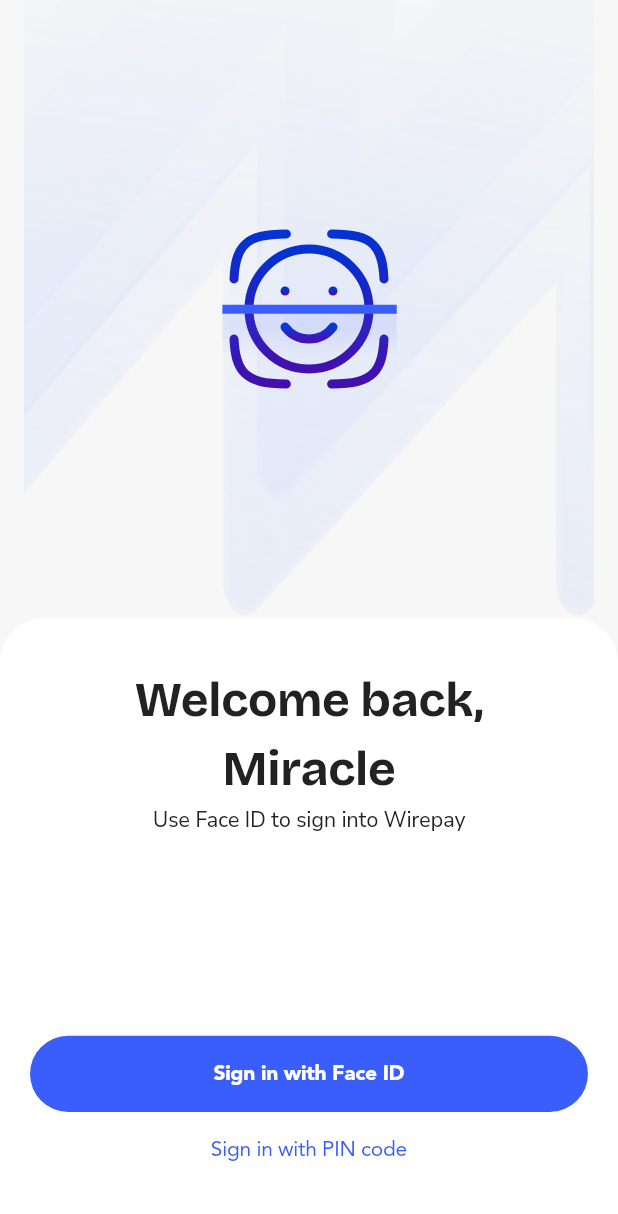
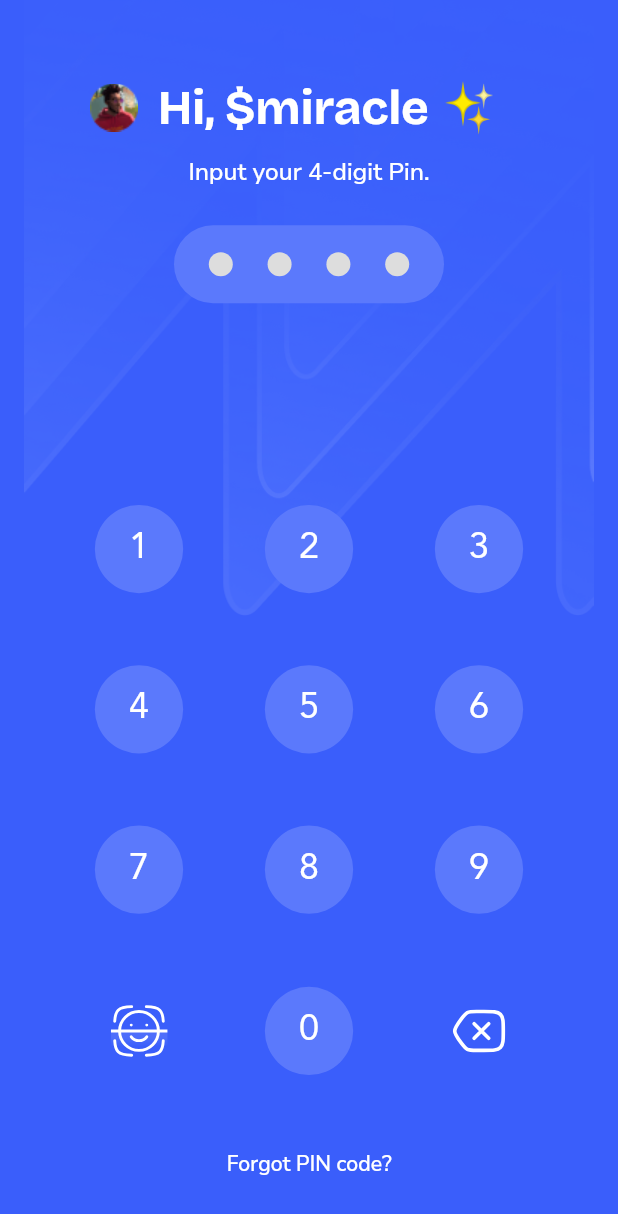
Before and after one commit to Becca-Saka/wirepay, a Flutter app: the screen it shows after launch, after a tap on "Sign in with PIN code", on a phone screen of 412 x 824 dp. Shown: the top 1214 px of the screen. Run offline on Flutter 3.47's test engine with Material 3 defaults, Android fonts, the phone set to English and light mode, and no system bars; our stand-ins replace flutter_screenutil, flutter_svg; project files that could hold a hidden picture were left out.

Commit message:
welcome back view

```diff
--- /dev/null
+++ b/lib/app/app_routes.dart
@@ -0,0 +1,54 @@
+import 'package:flutter/material.dart';
+import 'package:wirepay/home_view.dart';
+import 'package:wirepay/sign_in_view.dart';
+import 'package:wirepay/welcome_back_view.dart';
+
+class AppRoutes {
+  static const String homeView = '/homeView';
+  static const String signIn = '/';
+  static const String welcomeBack = '/onboarding';
+}
+
+class AppRouter {
+  static const String initialRoute = AppRoutes.signIn;
+
+  static Route<dynamic> onGenerateRoute(RouteSettings settings) {
+    switch (settings.name) {
+      case AppRoutes.signIn:
+        return MaterialPageRoute(
+          settings: settings,
+          builder: (context) => const SignInView(),
+        );
+
+      case AppRoutes.welcomeBack:
+        return MaterialPageRoute(
+          settings: settings,
+          builder: (context) => const WelcomeBackView(),
+        );
+      case AppRoutes.homeView:
+        return MaterialPageRoute(
+          settings: settings,
+          builder: (context) => const HomeView(),
+        );
+
+      default:
+        return MaterialPageRoute(
+          settings: settings,
+          builder: (context) => const RouteNotFoundPage(),
+        );
+    }
+  }
+}
+
+class RouteNotFoundPage extends StatelessWidget {
+  const RouteNotFoundPage({super.key});
+
+  @override
+  Widget build(BuildContext context) {
+    return const Scaffold(
+      body: Center(
+        child: Text('Route not found'),
+      ),
+    );
+  }
+}
--- a/lib/home_view.dart
+++ b/lib/home_view.dart
@@ -184,7 +184,7 @@ class _HomeViewState extends State<HomeView> {
                 header: 'Get started',
                 suffix: PayTextButton(
                   text: 'View all steps',
-                  buttonStyle: PayButtonStyle.underlined,
+                  buttonStyle: PayTextButtonStyle.underlined,
                   onPressed: () {},
                 ),
                 child: PayBorder(
@@ -411,7 +411,7 @@ class _HomeViewState extends State<HomeView> {
                                 text: info.buttonText,
                                 padding: EdgeInsets.zero,
                                 suffixIcon: AppIconData.forwardArrow,
-                                buttonStyle: PayButtonStyle.underlined,
+                                buttonStyle: PayTextButtonStyle.underlined,
                                 onPressed: () {},
                               ),
                             ),
--- a/lib/main.dart
+++ b/lib/main.dart
@@ -1,9 +1,8 @@
 import 'package:flutter/material.dart';
 import 'package:flutter_screenutil/flutter_screenutil.dart';
+import 'package:wirepay/app/app_routes.dart';
 import 'package:wirepay/shared/app_colors.dart';
 import 'package:wirepay/shared/app_text_style.dart';
-
-import 'sign_in_view.dart';
 
 void main() {
   runApp(const MainApp());
@@ -20,13 +19,14 @@ class MainApp extends StatelessWidget {
       splitScreenMode: true,
       builder: (_, child) {
         return MaterialApp(
-          home: const SignUpView(),
           debugShowCheckedModeBanner: false,
           title: 'Wirepay',
           theme: ThemeData(
             primaryColor: AppColors.primary,
             fontFamily: AppTextStyle.fontFamily,
           ),
+          initialRoute: AppRouter.initialRoute,
+          onGenerateRoute: AppRouter.onGenerateRoute,
         );
       },
     );
--- a/lib/shared/app_colors.dart
+++ b/lib/shared/app_colors.dart
@@ -16,4 +16,8 @@ class AppColors {
   static const Color grey09 = Color(0xFF1F2937);
   static const Color grey10 = Color(0xFF111827);
   static const Color grey100 = Color(0xFFF2F4F7);
+
+  static const Color blue500 = Color(0xFF5B79FC);
+
+  static const Color disabled = Color(0xFFDDDDDD);
 }
--- a/lib/shared/widgets/app_icons.dart
+++ b/lib/shared/widgets/app_icons.dart
@@ -14,6 +14,7 @@ class AppIconData {
   static const String viewOff = '${_basePath}view_off.svg';
   static const String wirepayIcon = '${_basePath}wirepay_icon.svg';
   static const String forwardArrow = '${_basePath}forward_arrow.svg';
+  static const String delete = '${_basePath}del.svg';
 }
 
 class AppIcons extends StatelessWidget {
--- a/lib/shared/widgets/pay_button.dart
+++ b/lib/shared/widgets/pay_button.dart
@@ -2,6 +2,11 @@ import 'package:flutter/material.dart';
 import 'package:flutter_screenutil/flutter_screenutil.dart';
 import 'package:wirepay/shared/app_colors.dart';
 import 'package:wirepay/shared/app_text_style.dart';
+
+enum PayButtonStyle {
+  normal,
+  circular,
+}
 
 class PayButton extends StatelessWidget {
   final VoidCallback? onPressed;
@@ -16,6 +21,7 @@ class PayButton extends StatelessWidget {
   final TextStyle? style;
   final TextAlign? textAlign;
   final bool expanded;
+  final PayButtonStyle buttonStyle;
   const PayButton({
     super.key,
     required this.text,
@@ -30,6 +36,7 @@ class PayButton extends StatelessWidget {
     this.style,
     this.textAlign,
     this.expanded = true,
+    this.buttonStyle = PayButtonStyle.normal,
   });
 
   @override
@@ -42,13 +49,22 @@ class PayButton extends StatelessWidget {
         style: ElevatedButton.styleFrom(
           elevation: elevation,
           backgroundColor: backgroundColor ?? AppColors.primary,
-          shape: RoundedRectangleBorder(
-              borderRadius: BorderRadius.circular(radius),
-              side: borderColor == null
-                  ? BorderSide.none
-                  : BorderSide(
-                      color: borderColor!,
-                    )),
+          shape: buttonStyle == PayButtonStyle.circular
+              ? CircleBorder(
+                  side: borderColor == null
+                      ? BorderSide.none
+                      : BorderSide(
+                          color: borderColor!,
+                        ),
+                )
+              : RoundedRectangleBorder(
+                  borderRadius: BorderRadius.circular(radius),
+                  side: borderColor == null
+                      ? BorderSide.none
+                      : BorderSide(
+                          color: borderColor!,
+                        ),
+                ),
         ),
         child: Text(
           text,
--- a/lib/shared/widgets/pay_text_button.dart
+++ b/lib/shared/widgets/pay_text_button.dart
@@ -5,7 +5,7 @@ import 'package:wirepay/shared/app_text_style.dart';
 import 'package:wirepay/shared/widgets/app_icons.dart';
 import 'package:wirepay/shared/widgets/app_spacing.dart';
 
-enum PayButtonStyle {
+enum PayTextButtonStyle {
   normal,
   underlined,
 }
@@ -18,7 +18,7 @@ class PayTextButton extends StatelessWidget {
   final Color? textColor;
   final TextStyle? style;
   final TextAlign? textAlign;
-  final PayButtonStyle buttonStyle;
+  final PayTextButtonStyle buttonStyle;
   final EdgeInsets? padding;
   final String? suffixIcon;
   const PayTextButton({
@@ -30,7 +30,7 @@ class PayTextButton extends StatelessWidget {
     this.textColor,
     this.style,
     this.textAlign,
-    this.buttonStyle = PayButtonStyle.normal,
+    this.buttonStyle = PayTextButtonStyle.normal,
     this.padding,
     this.suffixIcon,
   });
@@ -55,13 +55,13 @@ class PayTextButton extends StatelessWidget {
                       fontFamily: AppTextStyle.fontFamilyTertiary,
                       decorationThickness: 2,
                       decorationColor: textColor ?? AppColors.primary,
-                      color: buttonStyle == PayButtonStyle.underlined
+                      color: buttonStyle == PayTextButtonStyle.underlined
                           ? Colors.transparent
                           : textColor ?? AppColors.primary,
-                      decoration: buttonStyle == PayButtonStyle.underlined
+                      decoration: buttonStyle == PayTextButtonStyle.underlined
                           ? TextDecoration.underline
                           : null,
-                      shadows: buttonStyle == PayButtonStyle.underlined
+                      shadows: buttonStyle == PayTextButtonStyle.underlined
                           ? [
                               Shadow(
                                 color: textColor ?? AppColors.primary,
--- /dev/null
+++ b/lib/shared/widgets/pin_input_field.dart
@@ -0,0 +1,86 @@
+import 'package:flutter/material.dart';
+import 'package:wirepay/shared/app_colors.dart';
+
+class PinInputField extends StatefulWidget {
+  final int pinLength;
+  final TextEditingController controller;
+  final ValueChanged<String>? onChanged;
+
+  const PinInputField({
+    super.key,
+    required this.controller,
+    this.pinLength = 4,
+    this.onChanged,
+  });
+
+  @override
+  State<PinInputField> createState() => _PinInputFieldState();
+}
+
+class _PinInputFieldState extends State<PinInputField> {
+  late List<bool> _filled;
+
+  @override
+  void initState() {
+    super.initState();
+    _filled = List.generate(widget.pinLength, (_) => false);
+    widget.controller.addListener(_updateFilledStates);
+  }
+
+  void _updateFilledStates() {
+    setState(() {
+      for (int i = 0; i < widget.pinLength; i++) {
+        _filled[i] = i < widget.controller.text.length;
+      }
+    });
+    widget.onChanged?.call(widget.controller.text);
+  }
+
+  @override
+  void dispose() {
+    widget.controller.removeListener(_updateFilledStates);
+    super.dispose();
+  }
+
+  @override
+  Widget build(BuildContext context) {
+    return Container(
+      width: 180,
+      height: 52,
+      decoration: BoxDecoration(
+        color: AppColors.blue500,
+        borderRadius: BorderRadius.circular(30),
+      ),
+      child: Row(
+        mainAxisAlignment: MainAxisAlignment.spaceEvenly,
+        children: List.generate(
+          widget.pinLength,
+          (index) {
+            final filled = _filled[index];
+            return Container(
+              width: 16,
+              height: 16,
+              decoration: BoxDecoration(
+                shape: BoxShape.circle,
+                color: filled
+                    ? AppColors.primary.withOpacity(0.3)
+                    : AppColors.disabled,
+              ),
+              child: Padding(
+                padding: const EdgeInsets.all(2.0),
+                child: Container(
+                  width: 12,
+                  height: 12,
+                  decoration: BoxDecoration(
+                    shape: BoxShape.circle,
+                    color: filled ? AppColors.primary : AppColors.disabled,
+                  ),
+                ),
+              ),
+            );
+          },
+        ),
+      ),
+    );
+  }
+}
--- a/lib/sign_in_view.dart
+++ b/lib/sign_in_view.dart
@@ -1,4 +1,5 @@
 import 'package:flutter/material.dart';
+import 'package:wirepay/app/app_routes.dart';
 import 'package:wirepay/home_view.dart';
 import 'package:wirepay/shared/app_text_style.dart';
 import 'package:wirepay/shared/widgets/app_icons.dart';
@@ -6,8 +7,8 @@ import 'package:wirepay/shared/widgets/gradient_scaffold.dart';
 import 'package:wirepay/shared/widgets/pay_button.dart';
 import 'package:wirepay/shared/widgets/pay_text_button.dart';
 
-class SignUpView extends StatelessWidget {
-  const SignUpView({super.key});
+class SignInView extends StatelessWidget {
+  const SignInView({super.key});
 
   @override
   Widget build(BuildContext context) {
@@ -21,14 +22,6 @@ class SignUpView extends StatelessWidget {
               size: 120,
             )),
           ),
-          // const SafeArea(
-          //   child: Center(
-          //     child: Text(
-          //       'Sign Up',
-          //     ),
-          //   ),
-          // ),
-          // const Spacer(),
           Align(
             alignment: Alignment.bottomCenter,
             child: PayBorder(
@@ -61,12 +54,16 @@ class SignUpView extends StatelessWidget {
                   const Spacer(),
                   PayButton(
                     text: 'Sign in with Face ID',
-                    onPressed: () {},
+                    onPressed: () {
+//TODO: face id
+                    },
                   ),
                   PayTextButton(
                     width: double.infinity,
                     text: 'Sign in with PIN code',
-                    onPressed: () {},
+                    onPressed: () {
+                      Navigator.of(context).pushNamed(AppRoutes.welcomeBack);
+                    },
                   ),
                 ],
               ),
--- /dev/null
+++ b/lib/welcome_back_view.dart
@@ -0,0 +1,177 @@
+import 'package:flutter/material.dart';
+import 'package:wirepay/app/app_routes.dart';
+import 'package:wirepay/shared/app_colors.dart';
+import 'package:wirepay/shared/app_text_style.dart';
+import 'package:wirepay/shared/widgets/app_icons.dart';
+import 'package:wirepay/shared/widgets/app_images.dart';
+import 'package:wirepay/shared/widgets/app_spacing.dart';
+import 'package:wirepay/shared/widgets/gradient_scaffold.dart';
+import 'package:wirepay/shared/widgets/pay_button.dart';
+import 'package:wirepay/shared/widgets/pin_input_field.dart';
+
+class WelcomeBackView extends StatefulWidget {
+  const WelcomeBackView({super.key});
+
+  @override
+  State<WelcomeBackView> createState() => _WelcomeBackViewState();
+}
+
+class _WelcomeBackViewState extends State<WelcomeBackView> {
+  final TextEditingController _pinController = TextEditingController();
+
+  void _onKeyPress(String digit) {
+    if (_pinController.text.length < 4) {
+      _pinController.text += digit;
+    }
+
+    if (_pinController.text.length == 4) {
+      Navigator.of(context).pushNamed(AppRoutes.homeView);
+    }
+  }
+
+  void _onDelete() {
+    if (_pinController.text.isNotEmpty) {
+      _pinController.text =
+          _pinController.text.substring(0, _pinController.text.length - 1);
+    }
+  }
+
+  @override
+  Widget build(BuildContext context) {
+    return GradientScaffold(
+      backgroundColor: AppColors.primary,
+      child: SafeArea(
+        child: Padding(
+          padding: const EdgeInsets.symmetric(horizontal: 60),
+          child: Column(
+            children: [
+              const AppSpacing(v: 48),
+              Row(
+                children: [
+                  const AppImages(
+                    path: AppImageData.user,
+                  ),
+                  const AppSpacing(h: 12),
+                  Text(
+                    'Hi, \$miracle ✨',
+                    style: AppTextStyle.bold20.copyWith(
+                      fontFamily: AppTextStyle.fontFamilySecondary,
+                      fontSize: 32,
+                      color: Colors.white,
+                    ),
+                  ),
+                ],
+              ),
+              AppSpacing.v8(),
+              Text(
+                'Input your 4-digit Pin.',
+                style: AppTextStyle.medium16.copyWith(
+                  color: Colors.white,
+                ),
+              ),
+              AppSpacing.v24(),
+              PinInputField(
+                controller: _pinController,
+                pinLength: 4,
+                onChanged: (pin) {
+                  print('Current PIN: $pin');
+                },
+              ),
+              const Spacer(),
+              GridView.builder(
+                shrinkWrap: true,
+                padding: EdgeInsets.zero,
+                physics: const NeverScrollableScrollPhysics(),
+                gridDelegate: const SliverGridDelegateWithFixedCrossAxisCount(
+                  crossAxisCount: 3,
+                  mainAxisSpacing: 48,
+                  crossAxisSpacing: 48,
+                  // mainAxisExtent: 52,
+                  childAspectRatio: 1.11,
+                ),
+                itemCount: 9,
+                itemBuilder: (context, index) {
+                  final value = '${index + 1}';
+                  return KeypadButton(
+                    text: value,
+                    onPressed: () => _onKeyPress(value),
+                  );
+                },
+              ),
+              const AppSpacing(v: 48),
+              GridView.count(
+                crossAxisCount: 3,
+                shrinkWrap: true,
+                physics: const NeverScrollableScrollPhysics(),
+                childAspectRatio: 1.11,
+                padding: EdgeInsets.zero,
+                mainAxisSpacing: 48,
+                crossAxisSpacing: 48,
+                children: [
+                  const Padding(
+                    padding: EdgeInsets.all(10.0),
+                    child: AppIcons(
+                      icon: AppIconData.faceScan,
+                      color: Colors.white,
+                      size: 32,
+                    ),
+                  ),
+                  KeypadButton(
+                    text: '0',
+                    onPressed: () => _onKeyPress('0'),
+                  ),
+                  Padding(
+                    padding: const EdgeInsets.all(10.0),
+                    child: AppIcons(
+                      icon: AppIconData.delete,
+                      size: 32,
+                      color: Colors.white,
+                      onPressed: _onDelete,
+                    ),
+                  ),
+                ],
+              ),
+              const AppSpacing(v: 48),
+              Text(
+                'Forgot PIN code?',
+                textAlign: TextAlign.center,
+                style: AppTextStyle.medium14.copyWith(
+                  color: Colors.white,
+                ),
+              ),
+              const AppSpacing(v: 38),
+            ],
+          ),
+        ),
+      ),
+    );
+  }
+}
+
+class KeypadButton extends StatelessWidget {
+  final String text;
+  final VoidCallback onPressed;
+
+  const KeypadButton({
+    required this.text,
+    required this.onPressed,
+    super.key,
+  });
+
+  @override
+  Widget build(BuildContext context) {
+    return PayButton(
+      buttonStyle: PayButtonStyle.circular,
+      backgroundColor: AppColors.blue500,
+      text: text,
+      height: 52,
+      width: 52,
+      onPressed: onPressed,
+      style: AppTextStyle.medium20.copyWith(
+        fontFamily: AppTextStyle.fontFamilyTertiary,
+        color: Colors.white,
+        fontSize: 24,
+      ),
+    );
+  }
+}
--- a/pubspec.yaml
+++ b/pubspec.yaml
@@ -11,6 +11,7 @@ dependencies:
     sdk: flutter
   flutter_screenutil: ^5.9.3
   flutter_svg: ^2.0.10+1
+  pinput: ^5.0.0
 
 dev_dependencies:
   flutter_lints: ^3.0.0
```
Also changed, not shown: assets/svgs/del.svg (added), pubspec.lock.
